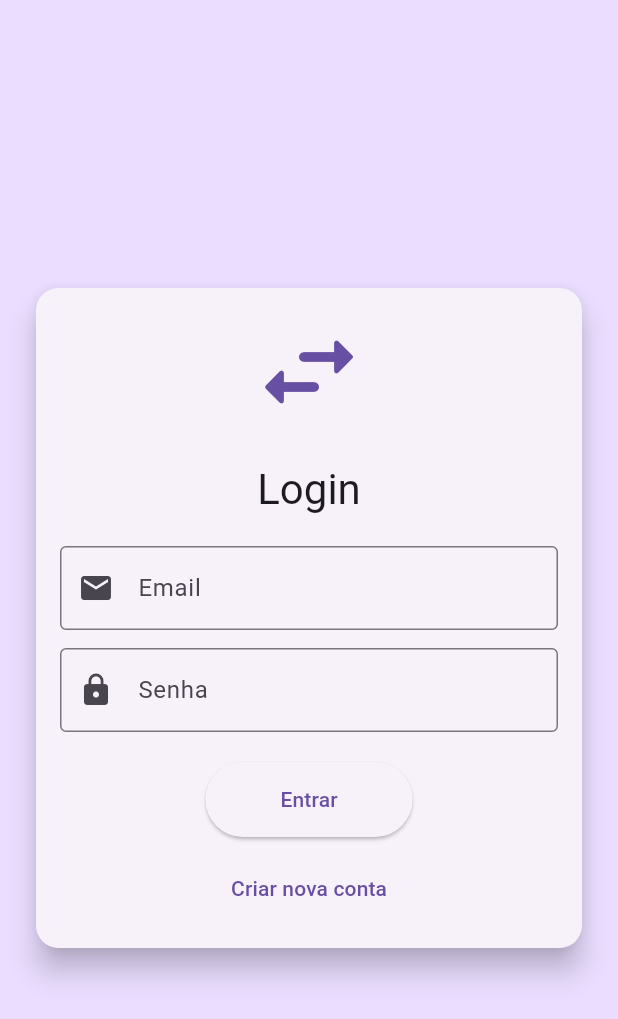
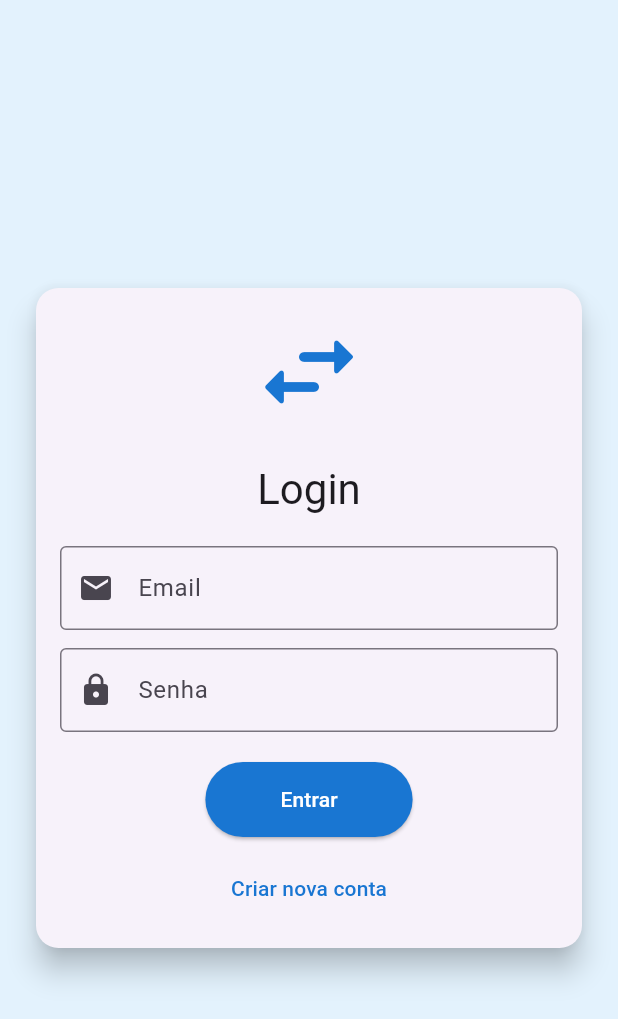
Before and after one commit to a79299/TrocaFacil, a Flutter app: the screen it shows after launch, on a phone screen of 412 x 824 dp. Shown: the top 1019 px of the screen. Run offline on Flutter 3.47's test engine with Material 3 defaults, Android fonts, the light colour scheme and no system bars.

Commit message:
Melhor layout

```diff
--- a/trocafacil/lib/app.dart
+++ b/trocafacil/lib/app.dart
@@ -3,6 +3,7 @@ import 'screens/login_screen.dart';
 import 'screens/home_screen.dart';
 import 'screens/item_detail_screen.dart';
 import 'screens/chat_screen.dart';
+import 'screens/profile_screen.dart'; // Import the profile screen
 
 class App extends StatelessWidget {
   const App({super.key});
@@ -13,7 +14,7 @@ class App extends StatelessWidget {
       title: 'TrocaFácil',
       debugShowCheckedModeBanner: false,
       theme: ThemeData(
-        primarySwatch: Colors.deepPurple,
+        primarySwatch: Colors.blue, // Changed to blue
         brightness: Brightness.light,
       ),
       initialRoute: '/',
@@ -22,6 +23,7 @@ class App extends StatelessWidget {
         '/home': (context) => const HomeScreen(),
         '/item_detail': (context) => const ItemDetailScreen(),
         '/chat': (context) => const ChatScreen(),
+        '/profile': (context) => const ProfileScreen(), // Add profile route
       },
     );
   }
--- a/trocafacil/lib/screens/login_screen.dart
+++ b/trocafacil/lib/screens/login_screen.dart
@@ -30,7 +30,7 @@ class _LoginScreenState extends State<LoginScreen> {
   @override
   Widget build(BuildContext context) {
     return Scaffold(
-      backgroundColor: Theme.of(context).colorScheme.primaryContainer,
+      backgroundColor: Colors.blue[50], // Light blue background
       body: Center(
         child: SingleChildScrollView(
           padding: const EdgeInsets.all(20.0),
@@ -50,7 +50,7 @@ class _LoginScreenState extends State<LoginScreen> {
                     Icon(
                       Icons.swap_horiz_rounded,
                       size: 80,
-                      color: Theme.of(context).primaryColor,
+                      color: Colors.blue[700], // Darker blue for icon
                     ),
                     const SizedBox(height: 20),
                     Text(
@@ -98,11 +98,14 @@ class _LoginScreenState extends State<LoginScreen> {
                     const SizedBox(height: 20),
                     ElevatedButton(
                       style: ElevatedButton.styleFrom(
+                        backgroundColor: Colors.blue[700], // Darker blue button
+                        foregroundColor: Colors.white, // White text on button
                         padding: const EdgeInsets.symmetric(horizontal: 50, vertical: 15),
                         shape: RoundedRectangleBorder(
                           borderRadius: BorderRadius.circular(30.0),
                         ),
                       ),
+
                       onPressed: _trySubmit,
                       child: Text(_isLogin ? 'Entrar' : 'Registar'),
                     ),
@@ -117,6 +120,7 @@ class _LoginScreenState extends State<LoginScreen> {
                         _isLogin
                             ? 'Criar nova conta'
                             : 'Já tenho uma conta',
+                        style: TextStyle(color: Colors.blue[700]), // Blue link text
                       ),
                     )
                   ],
```
Also changed, not shown: trocafacil/lib/screens/profile_screen.dart (added, +80 -0 lines).
